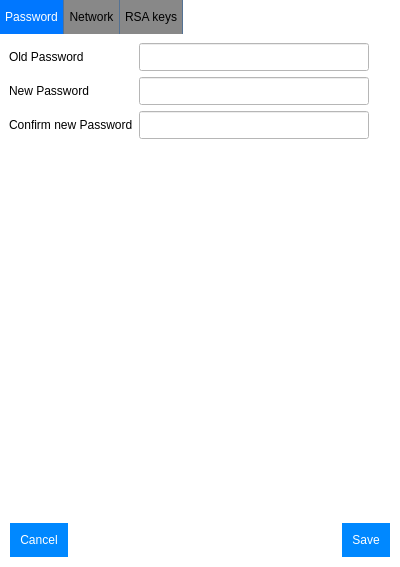
thomas-picariello/SDTP, file src/settingswindow.ui: the form before one commit.
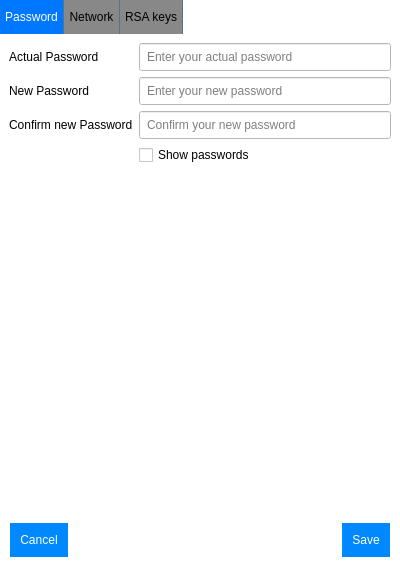
The form after the commit. The open tabs and pages were chosen to show the change. Icons and pictures are not drawn.

The edit to the form file:
```diff
--- a/src/settingswindow.ui
+++ b/src/settingswindow.ui
@@ -113,7 +113,7 @@
    <item>
     <widget class="QTabWidget" name="tabs">
      <property name="currentIndex">
-      <number>2</number>
+      <number>0</number>
      </property>
      <widget class="QWidget" name="pwd_tab">
       <attribute name="title">
@@ -129,13 +129,16 @@
        <property name="verticalSpacing">
         <number>6</number>
        </property>
-       <item row="0" column="0">
-        <widget class="QLabel" name="pwd_oldpwd_label">
-         <property name="text">
-          <string>Old Password</string>
+       <item row="0" column="1">
+        <widget class="QLineEdit" name="pwd_actualpwd_input">
+         <property name="echoMode">
+          <enum>QLineEdit::Password</enum>
          </property>
-         <property name="buddy">
-          <cstring>pwd_oldpwd_input</cstring>
+         <property name="placeholderText">
+          <string>Enter your actual password</string>
+         </property>
+         <property name="clearButtonEnabled">
+          <bool>true</bool>
          </property>
         </widget>
        </item>
@@ -149,30 +152,15 @@
          </property>
         </widget>
        </item>
-       <item row="0" column="1">
-        <widget class="QLineEdit" name="pwd_oldpwd_input"/>
-       </item>
-       <item row="0" column="2">
-        <widget class="QLabel" name="pwd_oldpwd_state">
-         <property name="minimumSize">
-          <size>
-           <width>16</width>
-           <height>16</height>
-          </size>
+       <item row="4" column="1">
+        <widget class="QLineEdit" name="pwd_confpwd_input">
+         <property name="echoMode">
+          <enum>QLineEdit::Password</enum>
          </property>
-         <property name="maximumSize">
-          <size>
-           <width>16</width>
-           <height>16</height>
-          </size>
+         <property name="placeholderText">
+          <string>Confirm your new password</string>
          </property>
-         <property name="text">
-          <string/>
-         </property>
-         <property name="pixmap">
-          <pixmap resource="../res/res.qrc">:/icons/yes</pixmap>
-         </property>
-         <property name="scaledContents">
+         <property name="clearButtonEnabled">
           <bool>true</bool>
          </property>
         </widget>
@@ -187,38 +175,20 @@
          </property>
         </widget>
        </item>
-       <item row="4" column="1">
-        <widget class="QLineEdit" name="pwd_confpwd_input"/>
-       </item>
        <item row="2" column="1">
-        <widget class="QLineEdit" name="pwd_newpwd_input"/>
-       </item>
-       <item row="4" column="2">
-        <widget class="QLabel" name="pwd_confpwd_state">
-         <property name="minimumSize">
-          <size>
-           <width>16</width>
-           <height>16</height>
-          </size>
+        <widget class="QLineEdit" name="pwd_newpwd_input">
+         <property name="echoMode">
+          <enum>QLineEdit::Password</enum>
          </property>
-         <property name="maximumSize">
-          <size>
-           <width>16</width>
-           <height>16</height>
-          </size>
+         <property name="placeholderText">
+          <string>Enter your new password</string>
          </property>
-         <property name="text">
-          <string/>
-         </property>
-         <property name="pixmap">
-          <pixmap resource="../res/res.qrc">:/icons/no</pixmap>
-         </property>
-         <property name="scaledContents">
+         <property name="clearButtonEnabled">
           <bool>true</bool>
          </property>
         </widget>
        </item>
-       <item row="5" column="0">
+       <item row="6" column="0">
         <spacer name="pwd_spacer">
          <property name="orientation">
           <enum>Qt::Vertical</enum>
@@ -231,6 +201,23 @@
          </property>
         </spacer>
        </item>
+       <item row="0" column="0">
+        <widget class="QLabel" name="pwd_actualpwd_label">
+         <property name="text">
+          <string>Actual Password</string>
+         </property>
+         <property name="buddy">
+          <cstring>pwd_actualpwd_input</cstring>
+         </property>
+        </widget>
+       </item>
+       <item row="5" column="1">
+        <widget class="QCheckBox" name="pwd_cleartxt_checkbox">
+         <property name="text">
+          <string>Show passwords</string>
+         </property>
+        </widget>
+       </item>
       </layout>
      </widget>
      <widget class="QWidget" name="net_tab">
```
Left out of the diff: 2 changed lines with no effect on the pictures.
